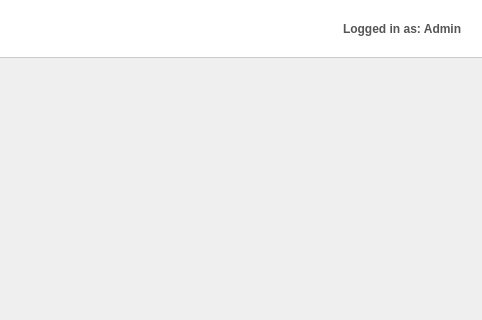
Qt form src/ui/forms/main_window.ui (SuryaPrasathB/Comminent-PCB-Tester) before a commit; both pictures show x 798 to 1280 and y 0 to 320 of the 1280 by 800 pixel window.
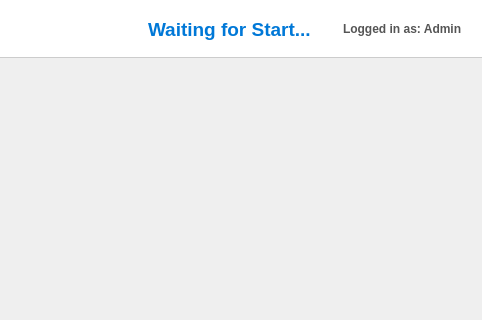
The same form after that commit.

Commit message: feat: Implement initial application structure, main UI, execution/debug views, core configuration, and raw serial driver.

Patch:
```diff
--- a/src/ui/forms/main_window.ui
+++ b/src/ui/forms/main_window.ui
@@ -314,6 +314,19 @@
            </property>
           </spacer>
          </item>
+          <item>
+           <widget class="QLabel" name="label_waiting_status">
+            <property name="styleSheet">
+             <string notr="true">font-size: 14pt; font-weight: bold; color: #0078d7; margin-right: 20px;</string>
+            </property>
+            <property name="text">
+             <string>Waiting for Start...</string>
+            </property>
+            <property name="visible">
+             <bool>false</bool>
+            </property>
+           </widget>
+          </item>
          <item>
           <widget class="QLabel" name="label_user_info">
            <property name="styleSheet">
```
The commit also changes 5 other files.
